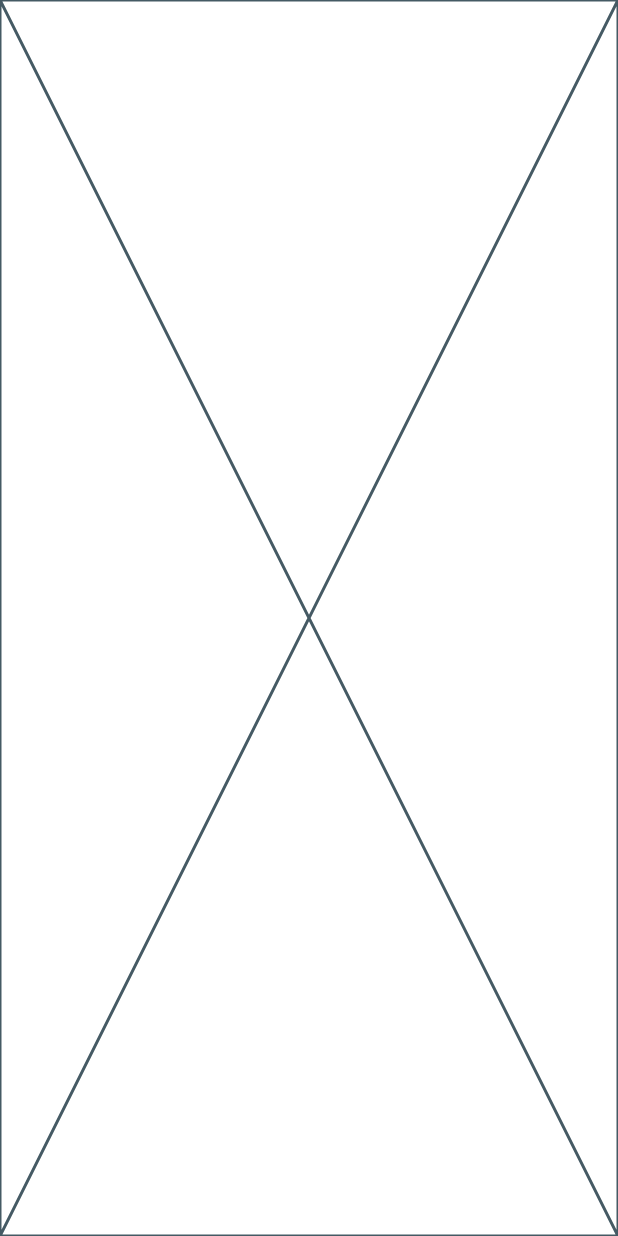
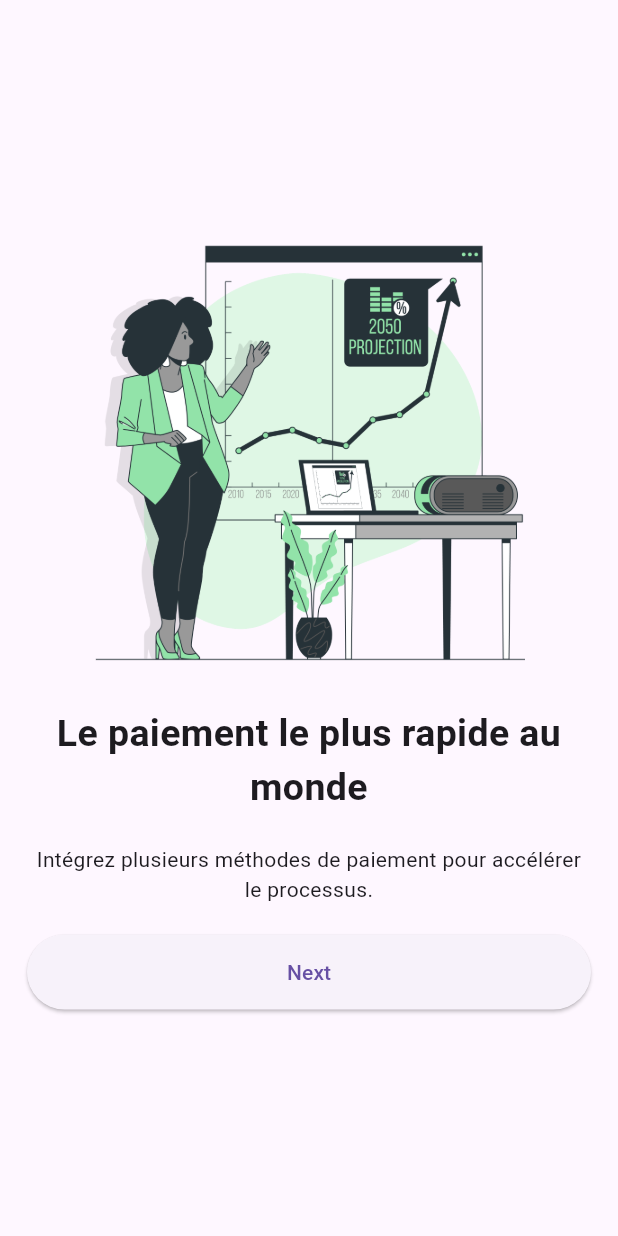
Before and after one commit to lineMangoma/gestion_depense, a Flutter app: the screen it shows after launch, on a phone screen of 412 x 824 dp. Run offline on Flutter 3.47's test engine with Material 3 defaults, Android fonts, the phone set to English and light mode, and no system bars.

Commit message:
implementation de la page d'acceuil

```diff
--- a/lib/pages/welcome/welcome_page.dart
+++ b/lib/pages/welcome/welcome_page.dart
@@ -5,6 +5,35 @@ class WelcomePage extends StatelessWidget {
 
   @override
   Widget build(BuildContext context) {
-    return const Placeholder();
+    return Scaffold(
+      body: Container(
+        padding: EdgeInsets.all(18),
+        child: Column(
+          mainAxisAlignment: MainAxisAlignment.center,
+          crossAxisAlignment: CrossAxisAlignment.center,
+          children: [
+            SizedBox(
+              child: Image.asset('assets/images/welcome.png'),
+              width: 300,
+              height: 300,
+            ),
+            SizedBox(height: 20),
+            Text(
+              "Le paiement le plus rapide au monde",
+              textAlign: TextAlign.center,
+              style: TextStyle(fontSize: 25, fontWeight: FontWeight.bold),
+            ),
+            SizedBox(height: 20),
+            Text(
+              "Intégrez plusieurs méthodes de paiement pour accélérer le processus.",
+              textAlign: TextAlign.center,
+            ),
+            SizedBox(height: 20),
+            SizedBox(height:50,width: double.infinity,child: ElevatedButton(onPressed: () {}, child: Text("Next"))),
+
+          ],
+        ),
+      ),
+    );
   }
 }
--- a/pubspec.yaml
+++ b/pubspec.yaml
@@ -58,8 +58,8 @@ flutter:
   uses-material-design: true
 
   # To add assets to your application, add an assets section, like this:
-  # assets:
-  #   - images/a_dot_burr.jpeg
+  assets:
+    - assets/images/
   #   - images/a_dot_ham.jpeg
 
   # An image asset can refer to one or more resolution-specific "variants", see
```
